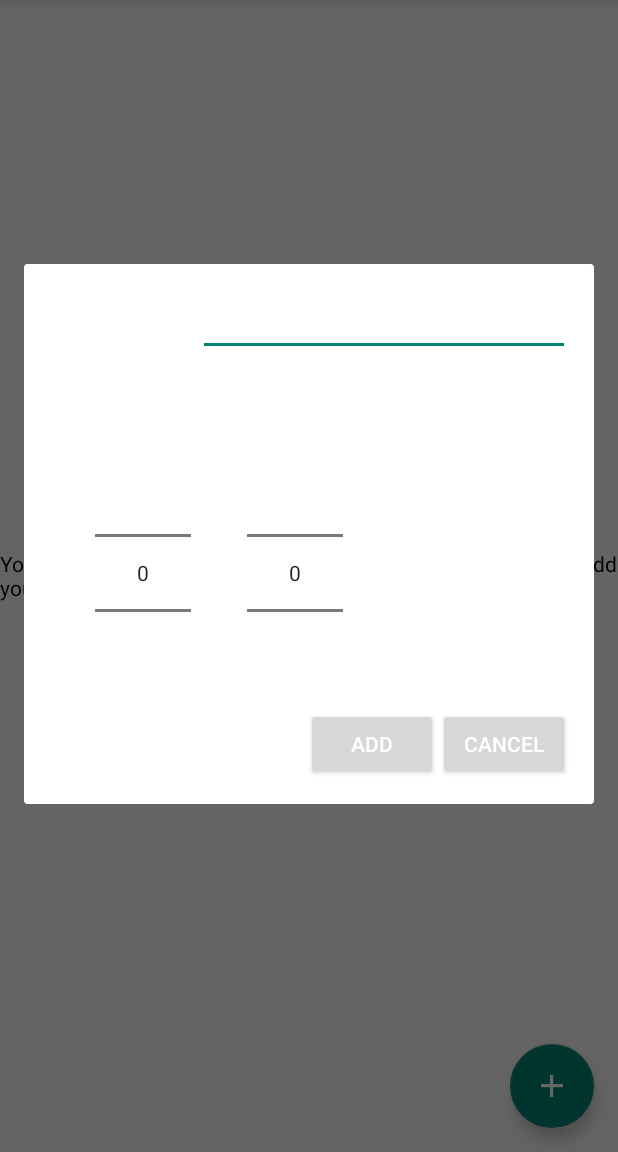
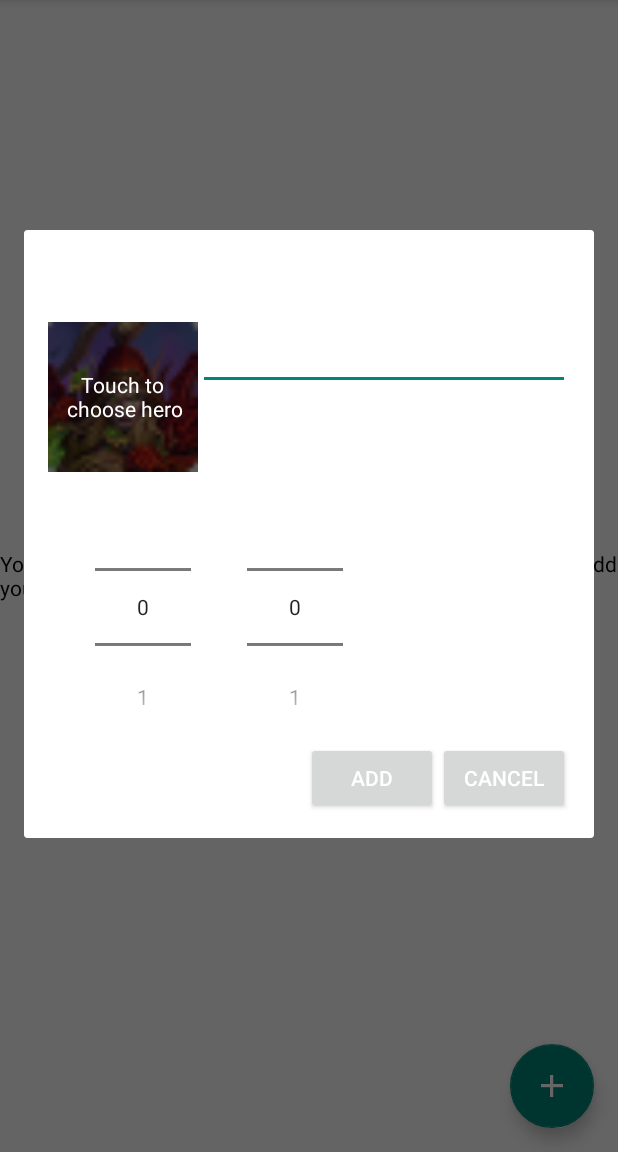
Before and after one commit to tartane/Hearthstone-Win-Rate-Tracker, an Android app: the screen it shows after launch (MainActivity), after a tap on an icon or button, on a phone screen of 412 x 824 dp, the part 84-1236 px from its top. Run offline under Robolectric (Android 15) with nearby library versions, the phone set to English and light mode, and no system bars; our stand-ins replace ButterKnife; libraries missing offline, so code that uses them is left out: com.ivankocijan.magicviews; 1 statement that could not run was skipped.

Commit message:
multiple fixes, add win rate, add divider(will need to check that again)

```diff
--- a/app/build.gradle
+++ b/app/build.gradle
@@ -21,6 +21,7 @@ android {
 
 dependencies {
     compile fileTree(dir: 'libs', include: ['*.jar'])
+    compile 'com.ivankocijan:MagicViews:3.0.1@aar'
     compile 'com.android.support:appcompat-v7:23.0.0'
     compile 'com.jakewharton:butterknife:7.0.1'
     compile 'com.android.support:recyclerview-v7:21.0.0'
--- a/app/src/main/java/com/hswinratetracker/App.java
+++ b/app/src/main/java/com/hswinratetracker/App.java
@@ -3,6 +3,8 @@ package com.hswinratetracker;
 
 import android.app.Application;
 import android.content.Context;
+
+import com.ivankocijan.magicviews.MagicViews;
 
 public class App extends Application {
     private static Context context;
@@ -14,6 +16,7 @@ public class App extends Application {
     @Override
     public void onCreate() {
         super.onCreate();
+        MagicViews.setFontFolderPath(this, "fonts");
         sdkVersion = android.os.Build.VERSION.SDK_INT;
         context = this;
     }
--- a/app/src/main/java/com/hswinratetracker/MainActivity.java
+++ b/app/src/main/java/com/hswinratetracker/MainActivity.java
@@ -4,6 +4,8 @@ import android.os.Bundle;
 import android.support.v7.app.AppCompatActivity;
 import android.view.Menu;
 import android.view.MenuItem;
+
+import com.hswinratetracker.sqlite.SQLiteHelper;
 
 import hswinratetracker.com.hswinratetracker.R;
 
--- a/app/src/main/java/com/hswinratetracker/MainActivityFragment.java
+++ b/app/src/main/java/com/hswinratetracker/MainActivityFragment.java
@@ -1,6 +1,5 @@
 package com.hswinratetracker;
 
-import android.app.Dialog;
 import android.support.design.widget.FloatingActionButton;
 import android.support.v4.app.Fragment;
 import android.os.Bundle;
@@ -9,13 +8,11 @@ import android.view.LayoutInflater;
 import android.view.View;
 import android.view.ViewGroup;
 import android.support.v7.widget.RecyclerView;
-import android.widget.Button;
-import android.widget.EditText;
-import android.widget.ImageView;
-import android.widget.NumberPicker;
 import android.widget.TextView;
 
 import com.hswinratetracker.adapters.DeckAdapter;
+import com.hswinratetracker.decorations.DividerItemDecoration;
+import com.hswinratetracker.dialogfragments.AddDeckDialog;
 import com.hswinratetracker.dialogfragments.ClassPickerDialog;
 import com.hswinratetracker.models.Deck;
 import com.hswinratetracker.sqlite.SQLiteHelper;
@@ -55,7 +52,7 @@ public class MainActivityFragment extends Fragment implements View.OnClickListen
         ButterKnife.bind(this, view);
         fabAdd.setOnClickListener(this);
         recyclerView.setLayoutManager(new LinearLayoutManager(getActivity()));
-
+        recyclerView.addItemDecoration(new DividerItemDecoration(getActivity()));
         SQLiteHelper db = new SQLiteHelper(getActivity());
 
         //Get all saved decks
@@ -88,64 +85,18 @@ public class MainActivityFragment extends Fragment implements View.OnClickListen
         switch(view.getId())
         {
             case R.id.fabAdd:
-                final Dialog dialog = new Dialog(getActivity());
-                dialog.setTitle(getString(R.string.add_deck));
-                dialog.setCancelable(true);
-                dialog.setContentView(R.layout.dialog_add_deck);
+                AddDeckDialog dialogFragment = new AddDeckDialog();
+                dialogFragment.setOnResultListener(new AddDeckDialog.ResultListener() {
 
-
-                Button btnAdd = (Button) dialog.findViewById(R.id.btnAdd);
-                Button btnCancel = (Button) dialog.findViewById(R.id.btnCancel);
-                final NumberPicker nbpWins = (NumberPicker) dialog.findViewById(R.id.numberPickerWins);
-                final NumberPicker nbpLoses = (NumberPicker) dialog.findViewById(R.id.numberPickerLoses);
-                final EditText edtDeckName = (EditText) dialog.findViewById(R.id.edtDeckName);
-                final ImageView imgChooseClass = (ImageView)dialog.findViewById(R.id.imgChooseClass);
-
-
-                nbpWins.setMinValue(0);
-                nbpLoses.setMinValue(0);
-
-                //TODO What does this do?
-                nbpWins.setWrapSelectorWheel(true);
-                nbpLoses.setWrapSelectorWheel(true);
-
-                imgChooseClass.setOnClickListener(new View.OnClickListener() {
                     @Override
-                    public void onClick(View view) {
-                        ClassPickerDialog dialogFragment = new ClassPickerDialog();
-                        dialogFragment.setOnResultListener(new ClassPickerDialog.ResultListener() {
-                            @Override
-                            public void heroSelected(Deck.HeroClasses heroClass) {
-
-                            }
-                        });
-                        dialogFragment.show(getFragmentManager(), "pref_fragment");
-                    }
-                });
-                btnAdd.setOnClickListener(new View.OnClickListener() {
-                    @Override
-                    public void onClick(View v) {
-                        SQLiteHelper db = new SQLiteHelper(getActivity());
-                        //Deck addedDeck = db.addDeck(edtDeckName.getText().toString(), (Deck.HeroClasses)imgChooseClass.getTag(), nbpWins.getValue(), nbpLoses.getValue());
-                        Deck addedDeck = db.addDeck(edtDeckName.getText().toString(), Deck.HeroClasses.MAGE, nbpWins.getValue(), nbpLoses.getValue());
-                        db.close();
-                        deckAdapter.addItem(addedDeck);
+                    public void DeckAdded(Deck deck) {
+                        deckAdapter.addItem(deck);
 
                         recyclerView.setVisibility(View.VISIBLE);
                         txtNoDeck.setVisibility(View.GONE);
-                        dialog.dismiss();
-
                     }
                 });
-
-                btnCancel.setOnClickListener(new View.OnClickListener() {
-                    @Override
-                    public void onClick(View view) {
-                        dialog.dismiss();
-                    }
-                });
-
-                dialog.show();
+                dialogFragment.show(getFragmentManager(), "pref_fragment");
             break;
         }
     }
--- a/app/src/main/java/com/hswinratetracker/adapters/DeckAdapter.java
+++ b/app/src/main/java/com/hswinratetracker/adapters/DeckAdapter.java
@@ -15,6 +15,7 @@ import com.hswinratetracker.App;
 import com.hswinratetracker.CropImageView;
 import com.hswinratetracker.models.Deck;
 import com.hswinratetracker.widgets.FontText;
+import com.ivankocijan.magicviews.views.MagicTextView;
 
 import java.util.ArrayList;
 
@@ -25,12 +26,13 @@ import hswinratetracker.com.hswinratetracker.R;
 public class DeckAdapter extends RecyclerView.Adapter<RecyclerView.ViewHolder> {
     private DeckAdapter.OnItemClickListener mItemClickListener;
     private ArrayList<Deck> mItems = new ArrayList<>();
-
+    private Context context;
     public interface OnItemClickListener {
         public void onItemClick(View v, Deck item, int position);
     }
 
     public DeckAdapter(Context context, ArrayList<Deck> items) {
+        this.context = context;
         setItems(items);
     }
 
@@ -51,11 +53,23 @@ public class DeckAdapter extends RecyclerView.Adapter<RecyclerView.ViewHolder> {
 
         deckViewHolder.imgClassBanner.setOffset(1, 0); //right crop
         deckViewHolder.imgClassBanner.setImageResource(deck.getHeroClass().getBannerId());
-        deckViewHolder.viewClassColor.setBackgroundColor(deck.getHeroClass().getClassColor());
+        deckViewHolder.viewClassColor.setBackgroundColor(ContextCompat.getColor(context, deck.getHeroClass().getClassColor()));
 
         deckViewHolder.txtDeckName.setText(deck.getName());
         deckViewHolder.txtWins.setText(String.valueOf(deck.getWins()));
         deckViewHolder.txtLoses.setText(String.valueOf(deck.getLoses()));
+        //calculate win percentage
+        int totalGames = deck.getWins() + deck.getLoses();
+        if(totalGames > 0) {
+            double winRatio = ((double)deck.getWins()) / totalGames;
+            int winPercentage = (int)Math.round(winRatio * 100);
+            deckViewHolder.txtWinRate.setText(String.valueOf(winPercentage) + "%");
+        }
+        else {
+            //no game played yet
+            deckViewHolder.txtWinRate.setText("n/a");
+        }
+
     }
 
     @Override
@@ -97,13 +111,16 @@ public class DeckAdapter extends RecyclerView.Adapter<RecyclerView.ViewHolder> {
         CropImageView imgClassBanner;
 
         @Bind(R.id.txtDeckName)
-        FontText txtDeckName;
+        MagicTextView txtDeckName;
 
         @Bind(R.id.txtWins)
         TextView txtWins;
 
         @Bind(R.id.txtLoses)
         TextView txtLoses;
+
+        @Bind(R.id.txtWinRate)
+        TextView txtWinRate;
 
         @Bind(R.id.viewClassColor)
         View viewClassColor;
--- /dev/null
+++ b/app/src/main/java/com/hswinratetracker/decorations/DividerItemDecoration.java
@@ -0,0 +1,38 @@
+package com.hswinratetracker.decorations;
+
+import android.content.Context;
+import android.content.res.TypedArray;
+import android.graphics.Canvas;
+import android.graphics.drawable.Drawable;
+import android.support.v4.content.ContextCompat;
+import android.support.v7.widget.RecyclerView;
+import android.view.View;
+
+import hswinratetracker.com.hswinratetracker.R;
+
+public class DividerItemDecoration extends RecyclerView.ItemDecoration {
+    private Drawable mDivider;
+
+    public DividerItemDecoration(Context context) {
+        mDivider = context.getResources().getDrawable(R.drawable.line_divider);
+    }
+
+    @Override
+    public void onDrawOver(Canvas c, RecyclerView parent, RecyclerView.State state) {
+        int left = parent.getPaddingLeft();
+        int right = parent.getWidth() - parent.getPaddingRight();
+
+        int childCount = parent.getChildCount();
+        for (int i = 0; i < childCount; i++) {
+            View child = parent.getChildAt(i);
+
+            RecyclerView.LayoutParams params = (RecyclerView.LayoutParams) child.getLayoutParams();
+
+            int top = child.getBottom() + params.bottomMargin;
+            int bottom = top + mDivider.getIntrinsicHeight();
+
+            mDivider.setBounds(left, top, right, bottom);
+            mDivider.draw(c);
+        }
+    }
+}
--- /dev/null
+++ b/app/src/main/java/com/hswinratetracker/dialogfragments/AddDeckDialog.java
@@ -0,0 +1,146 @@
+package com.hswinratetracker.dialogfragments;
+
+
+import android.app.AlertDialog;
+import android.app.Dialog;
+import android.os.Bundle;
+import android.support.annotation.NonNull;
+import android.support.v4.app.DialogFragment;
+import android.view.View;
+import android.widget.Button;
+import android.widget.EditText;
+import android.widget.ImageView;
+import android.widget.NumberPicker;
+import android.widget.RelativeLayout;
+import android.widget.TextView;
+import android.widget.Toast;
+
+import com.hswinratetracker.models.Deck;
+import com.hswinratetracker.sqlite.SQLiteHelper;
+
+import java.util.Random;
+
+import butterknife.Bind;
+import butterknife.ButterKnife;
+import hswinratetracker.com.hswinratetracker.R;
+
+public class AddDeckDialog extends DialogFragment {
+
+
+    private ResultListener mOnResultListener;
+    Deck.HeroClasses chosenHero;
+    @Bind(R.id.btnAdd)
+    Button btnAdd;
+
+    @Bind(R.id.btnCancel)
+    Button btnCancel;
+
+    @Bind(R.id.numberPickerWins)
+    NumberPicker nbpWins;
+
+    @Bind(R.id.numberPickerLoses)
+    NumberPicker nbpLoses;
+
+    @Bind(R.id.edtDeckName)
+    EditText edtDeckName;
+
+    @Bind(R.id.imgChooseClass)
+    ImageView imgChooseClass;
+
+    @Bind(R.id.layChooseClass)
+    RelativeLayout layChooseClass;
+
+    @Bind(R.id.overlay)
+    View viewOverlay;
+
+    @Bind(R.id.txtChooseHero)
+    TextView txtChooseHero;
+
+    @NonNull
+    @Override
+    public Dialog onCreateDialog(Bundle savedInstanceState) {
+        View view = getActivity().getLayoutInflater().inflate(R.layout.fragment_dialog_adddeck, null, false);
+        ButterKnife.bind(this, view);
+
+        Random rn = new Random();
+        //random 1 - 9 inclusively
+        int random = rn.nextInt(9 - 1 + 1) + 1;
+        Deck.HeroClasses randomHeroClass = Deck.HeroClasses.values()[random - 1];
+        //random default image
+        imgChooseClass.setImageResource(randomHeroClass.getIconId());
+
+        AlertDialog.Builder builder = new AlertDialog.Builder(getActivity());
+        builder.setView(view);
+        builder.setTitle(getString(R.string.add_deck));
+        builder.setCancelable(true);
+
+        nbpWins.setMinValue(0);
+        nbpLoses.setMinValue(0);
+
+        nbpWins.setMaxValue(9999);
+        nbpLoses.setMaxValue(9999);
+
+        nbpWins.setWrapSelectorWheel(false);
+        nbpLoses.setWrapSelectorWheel(false);
+
+
+        layChooseClass.setOnClickListener(new View.OnClickListener() {
+            @Override
+            public void onClick(View view) {
+                ClassPickerDialog dialogFragment = new ClassPickerDialog();
+                dialogFragment.setOnResultListener(new ClassPickerDialog.ResultListener() {
+                    @Override
+                    public void heroSelected(Deck.HeroClasses heroClass) {
+                        imgChooseClass.setImageResource(heroClass.getIconId());
+                        viewOverlay.setVisibility(View.GONE);
+                        txtChooseHero.setVisibility(View.GONE);
+                        chosenHero = heroClass;
+                    }
+                });
+                dialogFragment.show(getFragmentManager(), "pref_fragment");
+            }
+        });
+        btnAdd.setOnClickListener(new View.OnClickListener() {
+            @Override
+            public void onClick(View v) {
+                if(edtDeckName.getText().toString().trim().equals(""))
+                {
+                    edtDeckName.setError(getString(R.string.deck_name_required));
+                    return;
+                }
+
+                if(chosenHero == null)
+                {
+                    Toast.makeText(getContext(), getString(R.string.must_choose_hero), Toast.LENGTH_LONG).show();
+                    return;
+                }
+
+                SQLiteHelper db = new SQLiteHelper(getActivity());
+                Deck addedDeck = db.addDeck(edtDeckName.getText().toString(), chosenHero, nbpWins.getValue(), nbpLoses.getValue());
+                db.close();
+                mOnResultListener.DeckAdded(addedDeck);
+                getDialog().dismiss();
+
+            }
+        });
+
+        btnCancel.setOnClickListener(new View.OnClickListener() {
+            @Override
+            public void onClick(View view) {
+                getDialog().dismiss();
+            }
+        });
+        return builder.create();
+    }
+
+    public void setOnResultListener(ResultListener resultListener) {
+        mOnResultListener = resultListener;
+    }
+
+
+    public interface ResultListener {
+        void DeckAdded(Deck deck);
+    }
+
+
+}
--- a/app/src/main/java/com/hswinratetracker/dialogfragments/ClassPickerDialog.java
+++ b/app/src/main/java/com/hswinratetracker/dialogfragments/ClassPickerDialog.java
@@ -48,9 +48,7 @@ public class ClassPickerDialog extends DialogFragment implements AdapterView.OnI
         listViewPickClass.setOnItemClickListener(this);
         AlertDialog.Builder builder = new AlertDialog.Builder(getActivity());
 
-        builder
-                .setView(view)
-                .setTitle(getString(R.string.dialog_class_picker_title));
+        builder.setView(view);
 
         return builder.create();
     }
@@ -65,6 +63,6 @@ public class ClassPickerDialog extends DialogFragment implements AdapterView.OnI
     }
 
     public interface ResultListener {
-        public void heroSelected(Deck.HeroClasses heroClass);
+        void heroSelected(Deck.HeroClasses heroClass);
     }
 }
--- a/app/src/main/java/com/hswinratetracker/sqlite/SQLiteHelper.java
+++ b/app/src/main/java/com/hswinratetracker/sqlite/SQLiteHelper.java
@@ -13,7 +13,7 @@ import java.util.ArrayList;
 import java.util.Date;
 
 public class SQLiteHelper extends SQLiteOpenHelper {
-    private static final int DATABASE_VERSION = 1;
+    private static final int DATABASE_VERSION = 3;
     private static final String DATABASE_NAME = "DeckDB";
 
     private static final String TABLE_DECKS = "decks";
@@ -48,8 +48,9 @@ public class SQLiteHelper extends SQLiteOpenHelper {
     }
 
     @Override
-    public void onUpgrade(SQLiteDatabase sqLiteDatabase, int oldVersion, int newVersion) {
-
+    public void onUpgrade(SQLiteDatabase db, int oldVersion, int newVersion) {
+        db.execSQL("DROP TABLE IF EXISTS " + TABLE_DECKS);
+        this.onCreate(db);
     }
 
     public Deck addDeck(String name, Deck.HeroClasses heroClass, int wins, int loses){
--- /dev/null
+++ b/app/src/main/res/drawable/line_divider.xml
@@ -0,0 +1,11 @@
+<?xml version="1.0" encoding="utf-8"?>
+<shape xmlns:android="http://schemas.android.com/apk/res/android"
+    android:shape="rectangle">
+
+    <size
+        android:width="1dp"
+        android:height="1dp" />
+
+    <solid android:color="@color/primary_dark_material_dark" />
+
+</shape>
--- a/app/src/main/res/layout/dialog_add_deck.xml
+++ b/app/src/main/res/layout/fragment_dialog_adddeck.xml
@@ -13,23 +13,48 @@
         android:layout_width="wrap_content"
         android:layout_height="wrap_content">
 
+
+            <RelativeLayout
+                android:id="@+id/layChooseClass"
+                android:layout_width="wrap_content"
+                android:layout_height="wrap_content">
+
                 <ImageView
                     android:id="@+id/imgChooseClass"
+                    android:src="@drawable/ic_class_paladin"
+                    android:scaleType="centerCrop"
                     android:layout_alignParentLeft="true"
                     android:layout_alignParentTop="true"
                     android:layout_width="100dp"
                     android:layout_height="100dp" />
 
+                <View
+                    android:id="@+id/overlay"
+                    android:background="#a5000000"
+                    android:layout_width="100dp"
+                    android:layout_height="100dp"></View>
+
+                <TextView
+                    android:id="@+id/txtChooseHero"
+                    android:layout_centerInParent="true"
+                    android:layout_width="wrap_content"
+                    android:layout_height="wrap_content"
+                    android:textColor="@color/white"
+                    android:gravity="center"
+                    android:text="Touch to\n choose hero"/>
+            </RelativeLayout>
+
+
             <EditText
                 android:id="@+id/edtDeckName"
                 android:layout_width="match_parent"
                 android:layout_height="wrap_content"
-                android:layout_toRightOf="@id/imgChooseClass"/>
+                android:layout_toRightOf="@id/layChooseClass"/>
 
             <LinearLayout
                 android:layout_width="wrap_content"
                 android:layout_height="wrap_content"
-                android:layout_below="@id/imgChooseClass"
+                android:layout_below="@id/layChooseClass"
                 android:orientation="horizontal">
 
                     <TextView
--- a/app/src/main/res/values/strings.xml
+++ b/app/src/main/res/values/strings.xml
@@ -9,4 +9,6 @@
     <string name="cancel">Cancel</string>
     <string name="add_deck">Add a deck</string>
     <string name="dialog_class_picker_title">Pick a class</string>
+    <string name="deck_name_required">The deck name is required.</string>
+    <string name="must_choose_hero">You must choose a hero.</string>
 </resources>
```
Also changed, not shown: app/src/main/java/com/hswinratetracker/models/Deck.java (+30 -2 lines), app/src/main/res/drawable/divider.xml (added, +7 -0 lines), app/src/main/res/layout/row_deck.xml (+14 -2 lines), 1 other file. Lines whose indentation alone changed are shown as unchanged.
